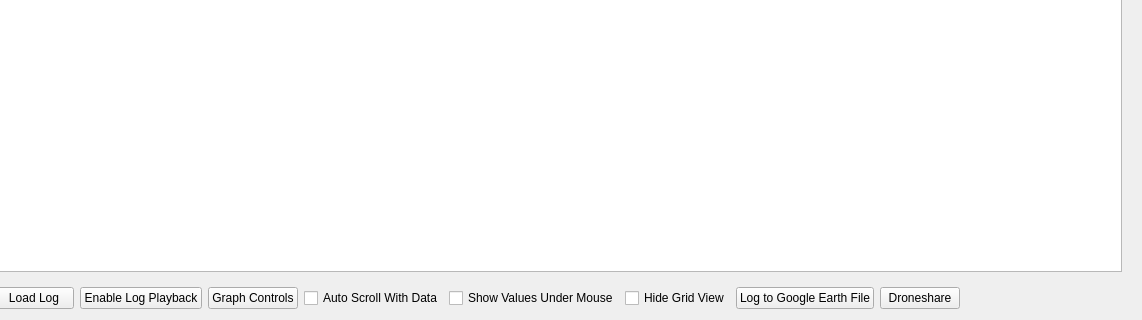
Qt form src/ui/AP2DataPlot2D.ui (ArduPilot/apm_planner) before a commit; both pictures show x 108 to 1250 and y 225 to 545 of the 1250 by 545 pixel window.
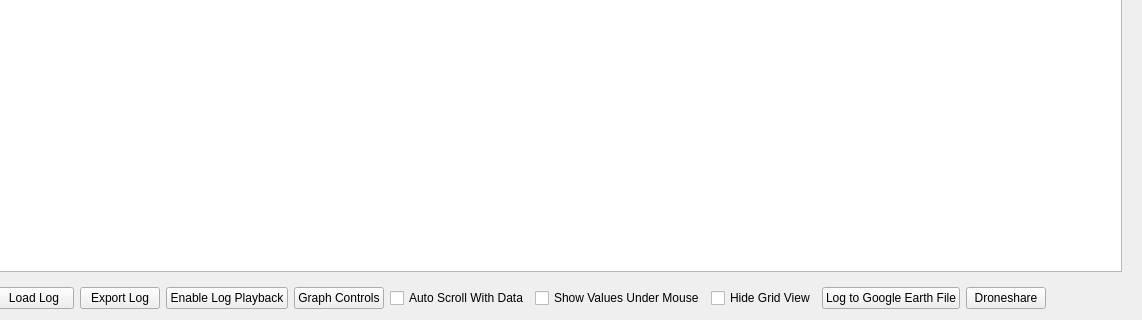
The same form after that commit.

Commit message: Graphing: Added export button to export a loaded .bin file to a .log file, beginning of a fix for #395

```diff
--- a/src/ui/AP2DataPlot2D.ui
+++ b/src/ui/AP2DataPlot2D.ui
@@ -120,6 +120,13 @@
          </property>
         </widget>
        </item>
+       <item>
+        <widget class="QPushButton" name="exportPushButton">
+         <property name="text">
+          <string>Export Log</string>
+         </property>
+        </widget>
+       </item>
        <item>
         <widget class="QPushButton" name="loadTLogButton">
          <property name="text">
```
The commit also changes 3 other files.
